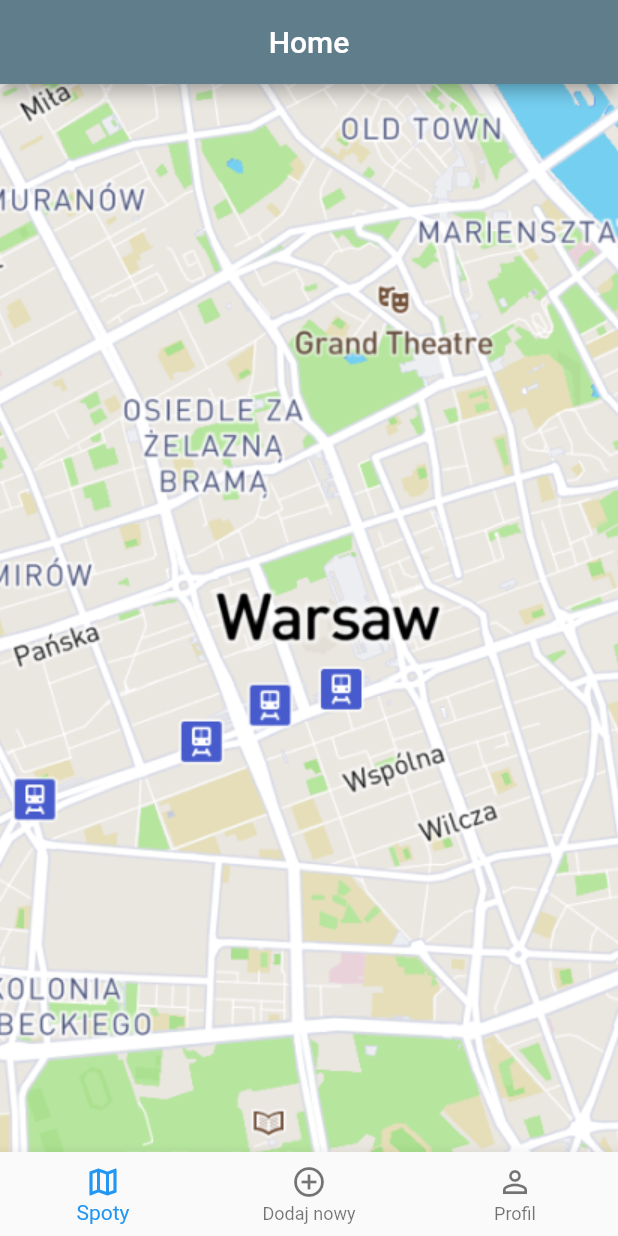
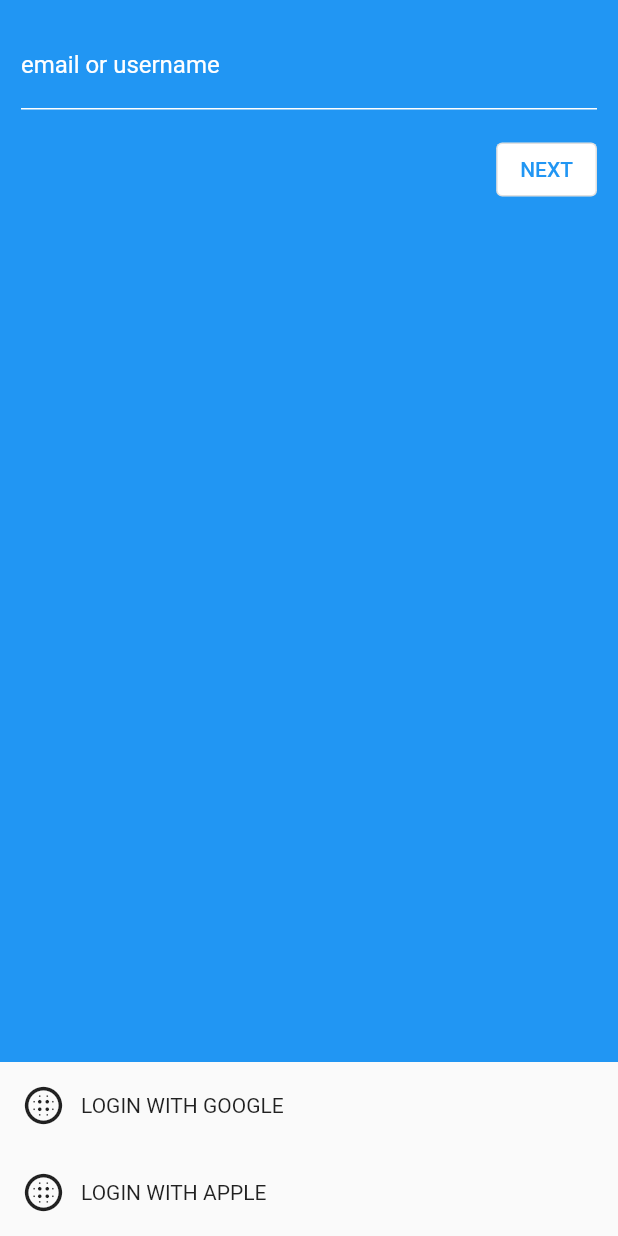
Before and after one commit to sk8mate/sk8, a Flutter app: the screen it shows after launch, on a phone screen of 412 x 824 dp. Run offline on Flutter 3.47's test engine with Material 2 defaults, Android fonts, the phone set to English and light mode, and no system bars; our stand-ins replace beamer.

Commit message:
login screen prototype

```diff
--- a/frontside/lib/beamer_router.dart
+++ b/frontside/lib/beamer_router.dart
@@ -2,6 +2,7 @@ import 'package:beamer/beamer.dart';
 import 'package:flutter/cupertino.dart';
 import 'package:frontside/views/about/about.dart';
 import 'package:frontside/views/home/home.dart';
+import 'package:frontside/views/login/login.dart';
 
 class BeamerRouter {
   static final routerDelegate = BeamerDelegate(
@@ -16,6 +17,11 @@ class BeamerRouter {
             title: 'About',
             child: About(),
           ),
+      Login.route: (context, state) => BeamPage(
+            key: ValueKey('about'),
+            title: 'About',
+            child: Login(),
+          ),
     }),
   );
 }
--- a/frontside/lib/views/home/home.dart
+++ b/frontside/lib/views/home/home.dart
@@ -2,7 +2,7 @@ import 'package:flutter/material.dart';
 import 'package:frontside/parts/navbar.dart';
 
 class Home extends StatelessWidget {
-  static const String route = "/";
+  static const String route = "/home"; //default "/"
 
   Home({Key? key}) : super(key: key);
 
@@ -13,11 +13,13 @@ class Home extends StatelessWidget {
         title: Text("Home"),
         centerTitle: true,
       ),
-      body: Container(
-        width: MediaQuery.of(context).size.width,
-        child: Image(
-          image: AssetImage('assets/example_screens/mapsicle-map.png'),
-          fit: BoxFit.none,
+      body: SafeArea(
+        child: Container(
+          width: MediaQuery.of(context).size.width,
+          child: Image(
+            image: AssetImage('assets/example_screens/mapsicle-map.png'),
+            fit: BoxFit.none,
+          ),
         ),
       ),
       bottomNavigationBar: NavBar(),
--- a/frontside/lib/views/login/login.dart
+++ b/frontside/lib/views/login/login.dart
@@ -0,0 +1,106 @@
+import 'package:flutter/material.dart';
+
+class Login extends StatefulWidget {
+  static const String route = "/";
+
+  @override
+  _Login createState() => _Login();
+}
+
+class _Login extends State<Login> {
+  @override
+  Widget build(BuildContext context) {
+    var _whiteTextStyle = TextStyle(color: Colors.white);
+    return Scaffold(
+        body: SafeArea(
+            child: Column(
+                mainAxisAlignment: MainAxisAlignment.spaceBetween,
+                children: <Widget>[
+          Expanded(
+              child: Container(
+            color: Theme.of(context).colorScheme.primary,
+            child: Padding(
+              padding: const EdgeInsets.symmetric(horizontal: 14, vertical: 14),
+              child: Column(
+                children: [
+                  TextFormField(
+                    keyboardType: TextInputType.emailAddress,
+                    style: _whiteTextStyle,
+                    decoration: InputDecoration(
+                      labelText: 'email or username',
+                      border: UnderlineInputBorder(),
+                      enabledBorder: UnderlineInputBorder(
+                          borderSide: BorderSide(color: Colors.white)),
+                      focusedBorder: UnderlineInputBorder(
+                          borderSide: BorderSide(color: Colors.white)),
+                      labelStyle: _whiteTextStyle,
+                    ),
+                  ),
+                  SizedBox(
+                    height: 16,
+                  ),
+                  Row(
+                    children: [
+                      Expanded(
+                        child: SizedBox(),
+                      ),
+                      OutlinedButton(
+                        onPressed: () => {},
+                        child: Text("NEXT"),
+                        style: ButtonStyle(
+                            backgroundColor: MaterialStateProperty.all<Color>(
+                                Theme.of(context).colorScheme.surface)),
+                      ),
+                    ],
+                  )
+                ],
+              ),
+            ),
+          )),
+          Column(
+            children: [
+              LoginWith(
+                icon: Icon(
+                  Icons.blur_circular,
+                  size: 30,
+                ),
+                title: "LOGIN WITH GOOGLE",
+              ),
+              LoginWith(
+                icon: Icon(
+                  Icons.blur_circular,
+                  size: 30,
+                ),
+                title: "LOGIN WITH APPLE",
+              ),
+            ],
+          )
+        ])));
+  }
+}
+
+class LoginWith extends StatelessWidget {
+  const LoginWith({
+    Key? key,
+    required this.icon,
+    required this.title,
+  }) : super(key: key);
+
+  final Widget icon;
+  final String title;
+
+  @override
+  Widget build(BuildContext context) {
+    return Container(
+        child: Padding(
+      padding: const EdgeInsets.all(14),
+      child: Row(children: [
+        icon,
+        SizedBox(
+          width: 10,
+        ),
+        Text(title)
+      ]),
+    ));
+  }
+}
```
